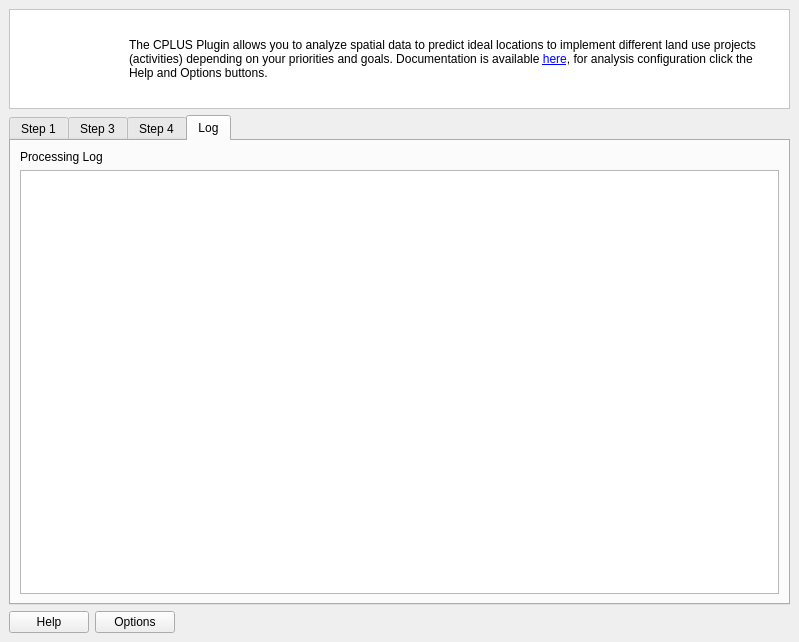
ConservationInternational/cplus-plugin, file src/cplus_plugin/ui/qgis_cplus_main_dockwidget.ui: the form before one commit.
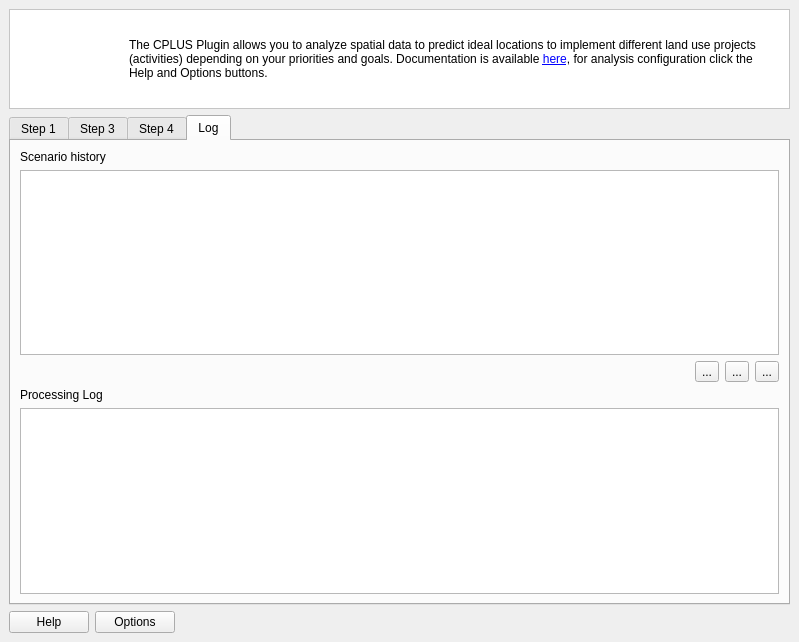
The form after the commit. The open tabs and pages were chosen to show the change. Icons and pictures are not drawn. Custom widgets are drawn as their Qt base class.

Commit message: initial setup for saving plugin scenario details

```diff
--- a/src/cplus_plugin/ui/qgis_cplus_main_dockwidget.ui
+++ b/src/cplus_plugin/ui/qgis_cplus_main_dockwidget.ui
@@ -573,8 +573,88 @@
        <attribute name="title">
         <string>Log</string>
        </attribute>
-       <layout class="QGridLayout" name="gridLayout_3">
-        <item row="0" column="0">
+       <layout class="QVBoxLayout" name="verticalLayout_4">
+        <item>
+         <layout class="QVBoxLayout" name="verticalLayout_3">
+          <item>
+           <widget class="QLabel" name="saved_scenarios">
+            <property name="font">
+             <font>
+              <weight>50</weight>
+              <bold>false</bold>
+             </font>
+            </property>
+            <property name="text">
+             <string>Scenario history</string>
+            </property>
+           </widget>
+          </item>
+          <item>
+           <widget class="QListWidget" name="scenario_list">
+            <property name="dragEnabled">
+             <bool>true</bool>
+            </property>
+            <property name="dragDropMode">
+             <enum>QAbstractItemView::DragOnly</enum>
+            </property>
+            <property name="selectionMode">
+             <enum>QAbstractItemView::ExtendedSelection</enum>
+            </property>
+            <property name="sortingEnabled">
+             <bool>true</bool>
+            </property>
+           </widget>
+          </item>
+          <item>
+           <layout class="QHBoxLayout" name="horizontalLayout_6">
+            <item>
+             <spacer name="horizontalSpacer_5">
+              <property name="orientation">
+               <enum>Qt::Horizontal</enum>
+              </property>
+              <property name="sizeHint" stdset="0">
+               <size>
+                <width>40</width>
+                <height>20</height>
+               </size>
+              </property>
+             </spacer>
+            </item>
+            <item>
+             <widget class="QToolButton" name="add_scenario_btn">
+              <property name="toolTip">
+               <string>Add current scenario details into the scenario history</string>
+              </property>
+              <property name="text">
+               <string>...</string>
+              </property>
+             </widget>
+            </item>
+            <item>
+             <widget class="QToolButton" name="edit_scenario_btn">
+              <property name="toolTip">
+               <string>Load the selected scenario details into the current scenario details</string>
+              </property>
+              <property name="text">
+               <string>...</string>
+              </property>
+             </widget>
+            </item>
+            <item>
+             <widget class="QToolButton" name="remove_scenario_btn">
+              <property name="toolTip">
+               <string>Remove the selected scenario from the scenario history.</string>
+              </property>
+              <property name="text">
+               <string>...</string>
+              </property>
+             </widget>
+            </item>
+           </layout>
+          </item>
+         </layout>
+        </item>
+        <item>
          <layout class="QGridLayout" name="gridLayout_2">
           <item row="0" column="0">
            <widget class="QLabel" name="label">
```
Left out of the diff: 2 changed lines with no effect on the pictures. The commit also changes 2 other files.
